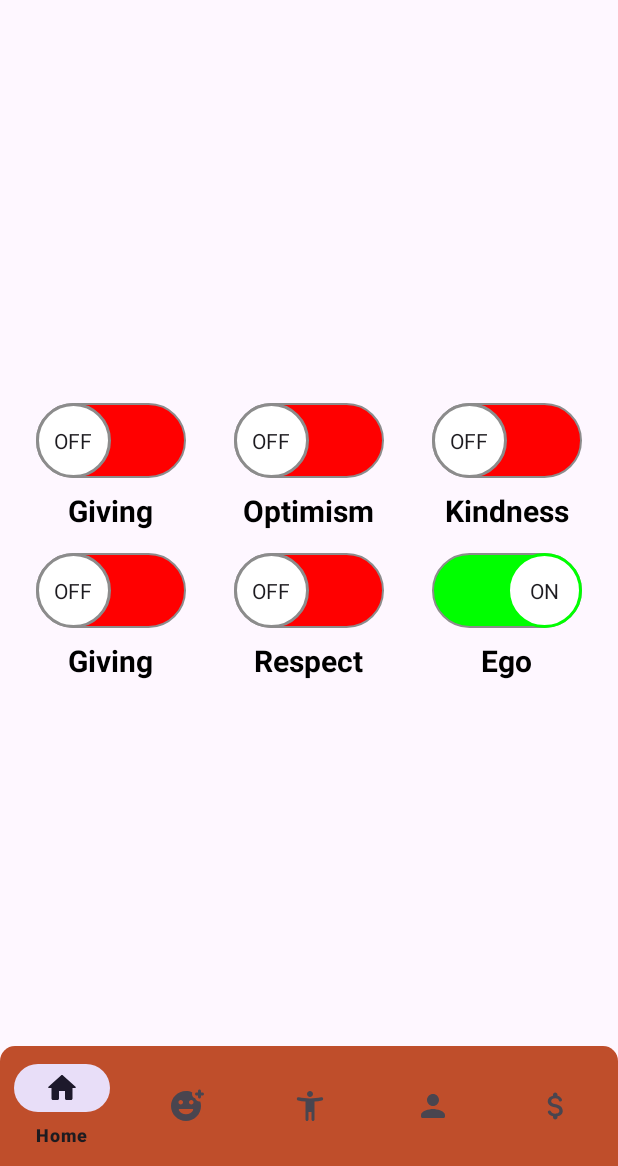
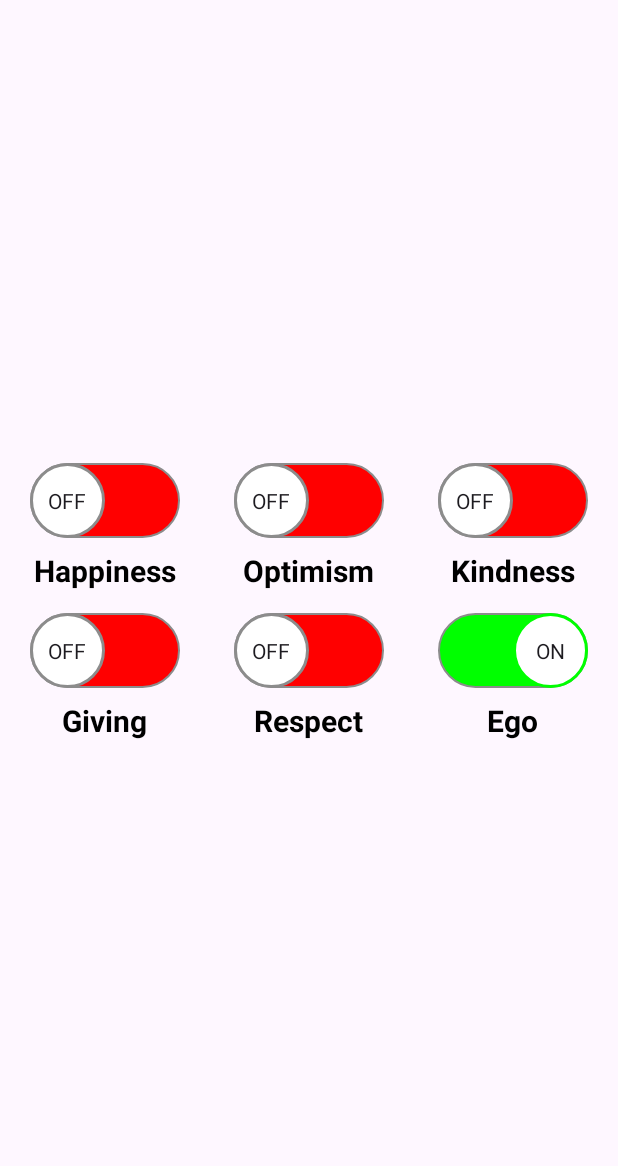
Before and after one commit to abdulkadirkraa/Emotions, an Android app: the screen it shows after launch (MainActivity), on a phone screen of 412 x 824 dp, the part 70-1236 px from its top. Run offline under Robolectric (Android 15) with nearby library versions, the phone set to English and light mode, and no system bars; our stand-ins replace navigation-ui.

Commit message:
bottom navigation view worked

```diff
--- a/app/src/main/java/com/abdulkadirkara/emotions/view/HomeFragment.kt
+++ b/app/src/main/java/com/abdulkadirkara/emotions/view/HomeFragment.kt
@@ -5,14 +5,15 @@ import androidx.fragment.app.Fragment
 import android.view.LayoutInflater
 import android.view.View
 import android.view.ViewGroup
+import android.widget.Toast
 import androidx.lifecycle.Observer
 import com.abdulkadirkara.emotions.R
 import com.abdulkadirkara.emotions.databinding.FragmentHomeBinding
-import com.abdulkadirkara.emotions.viewmodel.HomeFragmentVİewModel
+import com.abdulkadirkara.emotions.viewmodel.HomeFragmentViewModel
 
 class HomeFragment : Fragment() {
 
-    private val viewModel = HomeFragmentVİewModel()
+    private val viewModel = HomeFragmentViewModel()
     private var _binding: FragmentHomeBinding? = null
     private val binding get() = _binding!!
 
@@ -47,6 +48,8 @@ class HomeFragment : Fragment() {
     private fun observeViewModel() {
         viewModel.isEgoChecked.observe(viewLifecycleOwner, Observer { isChecked ->
             binding.switchEgo.isChecked = isChecked
+            updateBottomNavigationView()
+
         })
 
         viewModel.areSwitchesClickable.observe(viewLifecycleOwner, Observer { isClickable ->
@@ -56,11 +59,29 @@ class HomeFragment : Fragment() {
         viewModel.areSwitchesChecked.observe(viewLifecycleOwner, Observer { areChecked ->
             setSwitchesChecked(areChecked)
         })
+        viewModel.navigationItems.observe(viewLifecycleOwner, Observer { items ->
+            updateBottomNavigationView(items)
+        })
     }
 
     private fun setupSwitchListeners() {
         binding.switchEgo.setOnCheckedChangeListener { _, isChecked ->
             viewModel.onEgoSwitchChanged(isChecked)
+        }
+        binding.switchHappiness.setOnCheckedChangeListener { _, isChecked ->
+            viewModel.onOtherSwitchChanged(R.id.happinessFragment, isChecked)
+        }
+        binding.switchOptimism.setOnCheckedChangeListener { _, isChecked ->
+            viewModel.onOtherSwitchChanged(R.id.optimismFragment, isChecked)
+        }
+        binding.switchKindness.setOnCheckedChangeListener { _, isChecked ->
+            viewModel.onOtherSwitchChanged(R.id.kindnessFragment, isChecked)
+        }
+        binding.switchGiving.setOnCheckedChangeListener { _, isChecked ->
+            viewModel.onOtherSwitchChanged(R.id.givingFragment, isChecked)
+        }
+        binding.switchRespect.setOnCheckedChangeListener { _, isChecked ->
+            viewModel.onOtherSwitchChanged(R.id.respectFragment, isChecked)
         }
     }
 
@@ -83,6 +104,12 @@ class HomeFragment : Fragment() {
             switchRespect.isChecked = isChecked
         }
     }
+    private fun updateBottomNavigationView(items: List<Int> = emptyList()) {
+        val mainActivity = activity as? MainActivity
+        mainActivity?.toggleBottomNavigationView(items)
+    }
+
+
 
     override fun onDestroyView() {
         super.onDestroyView()
--- /dev/null
+++ b/app/src/main/java/com/abdulkadirkara/emotions/viewmodel/HomeFragmentViewModel.kt
@@ -0,0 +1,53 @@
+package com.abdulkadirkara.emotions.viewmodel
+
+import androidx.lifecycle.LiveData
+import androidx.lifecycle.MutableLiveData
+import androidx.lifecycle.ViewModel
+
+class HomeFragmentViewModel: ViewModel() {
+
+    // Ego switch'in durumu
+    private val _isEgoChecked = MutableLiveData<Boolean>()
+    val isEgoChecked: LiveData<Boolean> get() = _isEgoChecked
+
+    // Diğer switchlerin tıklanabilirlik ve durum bilgisi
+    private val _areSwitchesClickable = MutableLiveData<Boolean>()
+    val areSwitchesClickable: LiveData<Boolean> get() = _areSwitchesClickable
+
+    private val _areSwitchesChecked = MutableLiveData<Boolean>()
+    val areSwitchesChecked: LiveData<Boolean> get() = _areSwitchesChecked
+
+    private val _navigationItems = MutableLiveData<MutableList<Int>>(mutableListOf())
+    val navigationItems: LiveData<MutableList<Int>> get() = _navigationItems
+
+    init {
+        _isEgoChecked.value = true
+        _areSwitchesClickable.value = false
+        _areSwitchesChecked.value = false
+    }
+
+    fun onEgoSwitchChanged(isChecked: Boolean) {
+        _isEgoChecked.value = isChecked
+        if (isChecked) {
+            _areSwitchesClickable.value = false
+            _areSwitchesChecked.value = false
+            _navigationItems.value?.clear()
+        } else {
+            _areSwitchesClickable.value = true
+        }
+        _navigationItems.value = _navigationItems.value // Trigger observer
+    }
+
+
+    fun onOtherSwitchChanged(switchId: Int, isChecked: Boolean) {
+        val items = _navigationItems.value ?: mutableListOf()
+        if (isChecked) {
+            if (!items.contains(switchId)) {
+                items.add(switchId)
+            }
+        } else {
+            items.remove(switchId)
+        }
+        _navigationItems.value = items
+    }
+}
--- a/app/src/main/res/layout/activity_main.xml
+++ b/app/src/main/res/layout/activity_main.xml
@@ -27,7 +27,6 @@
         android:layout_width="match_parent"
         android:layout_height="wrap_content"
         android:layout_gravity="bottom"
-        app:menu="@menu/bottom_nav_menu"
-        android:background="@drawable/bottom_nav_bg"/>
+        app:menu="@menu/bottom_nav_menu"/>
 
 </LinearLayout>
--- a/app/src/main/res/layout/fragment_home.xml
+++ b/app/src/main/res/layout/fragment_home.xml
@@ -1,15 +1,15 @@
 <?xml version="1.0" encoding="utf-8"?>
 <FrameLayout xmlns:android="http://schemas.android.com/apk/res/android"
     android:layout_width="match_parent"
-    android:layout_height="match_parent"
-    android:padding="16dp">
+    android:layout_height="match_parent">
 
     <LinearLayout
         android:layout_width="wrap_content"
         android:layout_height="wrap_content"
         android:orientation="vertical"
         android:layout_gravity="center_vertical"
-        android:layout_marginBottom="50dp">
+        android:layout_marginBottom="50dp"
+        android:padding="12dp">
 
         <Switch
             android:id="@+id/switchHappiness"
@@ -25,7 +25,7 @@
         <TextView
             android:layout_width="wrap_content"
             android:layout_height="wrap_content"
-            android:text="Giving"
+            android:text="Happiness"
             android:textSize="20sp"
             android:textColor="@color/black"
             android:textStyle="bold"
@@ -37,7 +37,8 @@
         android:layout_height="wrap_content"
         android:orientation="vertical"
         android:layout_gravity="center"
-        android:layout_marginBottom="50dp">
+        android:layout_marginBottom="50dp"
+        android:padding="12dp">
 
         <Switch
             android:id="@+id/switchOptimism"
@@ -65,7 +66,8 @@
         android:layout_height="wrap_content"
         android:orientation="vertical"
         android:layout_gravity="end|center_vertical"
-        android:layout_marginBottom="50dp">
+        android:layout_marginBottom="50dp"
+        android:padding="12dp">
 
         <Switch
             android:id="@+id/switchKindness"
@@ -94,7 +96,8 @@
         android:orientation="vertical"
         android:layout_gravity="center_vertical"
         android:layout_marginTop="100dp"
-        android:layout_marginBottom="50dp">
+        android:layout_marginBottom="50dp"
+        android:padding="12dp">
 
         <Switch
             android:id="@+id/switchGiving"
@@ -123,7 +126,8 @@
         android:orientation="vertical"
         android:layout_gravity="center"
         android:layout_marginTop="100dp"
-        android:layout_marginBottom="50dp">
+        android:layout_marginBottom="50dp"
+        android:padding="12dp">
 
         <Switch
             android:id="@+id/switchRespect"
@@ -152,7 +156,8 @@
         android:orientation="vertical"
         android:layout_gravity="end|center_vertical"
         android:layout_marginTop="100dp"
-        android:layout_marginBottom="50dp">
+        android:layout_marginBottom="50dp"
+        android:padding="12dp">
 
         <Switch
             android:id="@+id/switchEgo"
--- a/app/src/main/res/menu/bottom_nav_menu.xml
+++ b/app/src/main/res/menu/bottom_nav_menu.xml
@@ -5,26 +5,4 @@
         android:id="@+id/homeFragment"
         android:title="Home"
         android:icon="@drawable/ic_home"/>
-
-    <item
-        android:id="@+id/happinessFragment"
-        android:title="Happiness"
-        android:icon="@drawable/ic_happiness"/>
-
-    <item
-        android:id="@+id/optimismFragment"
-        android:title="Optimism"
-        android:icon="@drawable/ic_optimism"/>
-
-    <item
-        android:id="@+id/kindnessFragment"
-        android:title="Kindness"
-        android:icon="@drawable/ic_kindness"/>
-
-    <item
-        android:id="@+id/givingFragment"
-        android:title="Giving"
-        android:icon="@drawable/ic_giving"/>/>
-
-
 </menu>
```
Also changed, not shown: app/src/main/java/com/abdulkadirkara/emotions/view/MainActivity.kt (+51 -0 lines).
